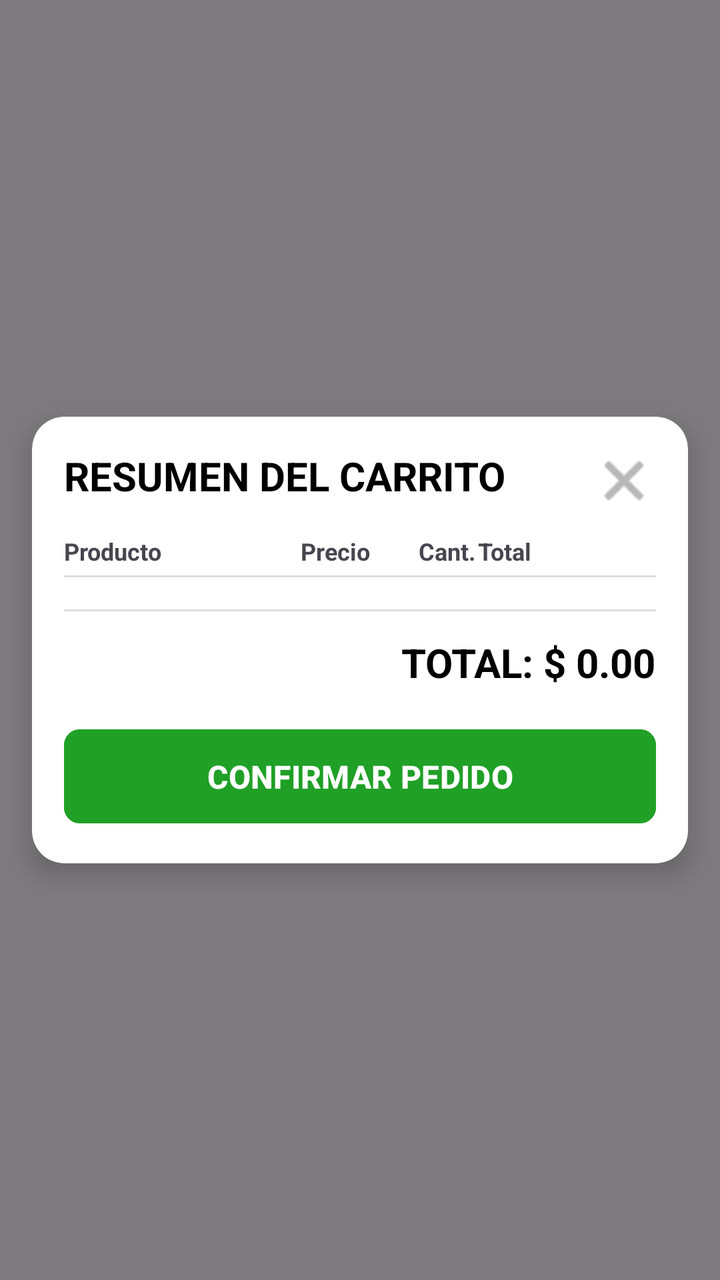
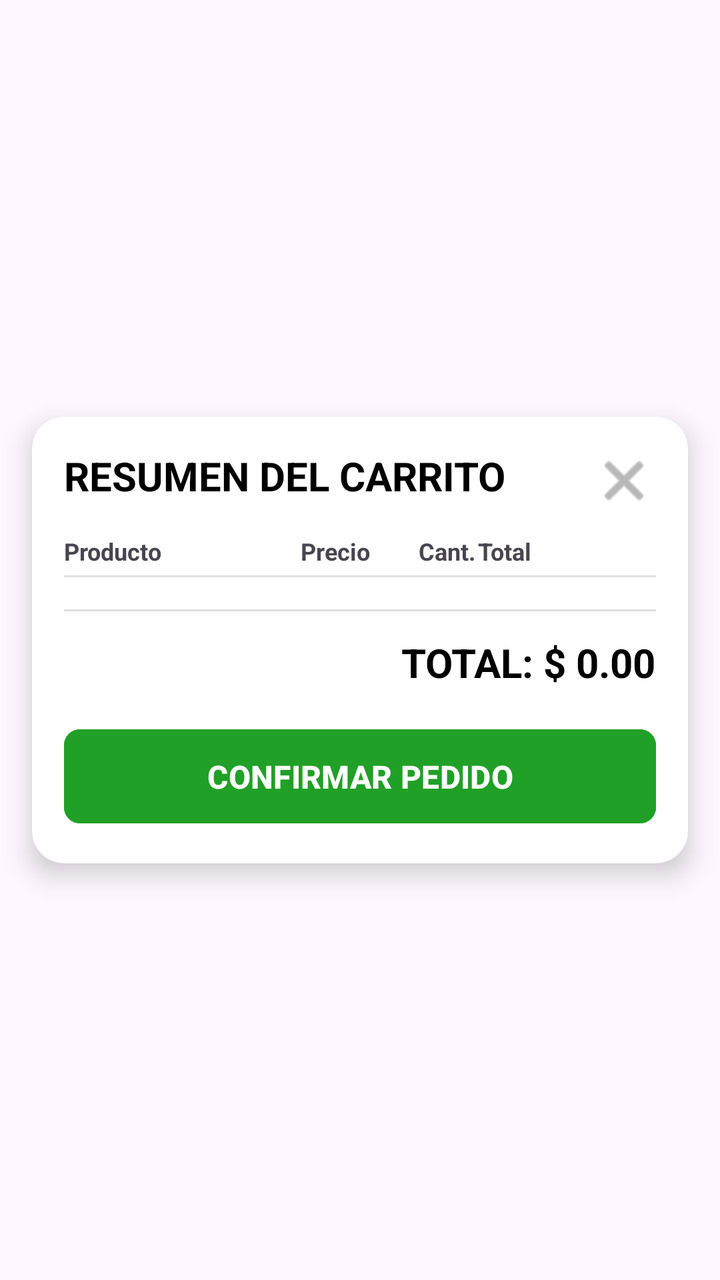

Screens rendered from an Android XML layout before and after an edit, with the pre-edit source and the edit as a unified diff.
<!-- AndroidManifest.xml: application theme Theme.LCSRInventory -->
<!-- res/layout/popup__carrito.xml -->
<?xml version="1.0" encoding="utf-8"?>
<androidx.constraintlayout.widget.ConstraintLayout
    xmlns:android="http://schemas.android.com/apk/res/android"
    xmlns:app="http://schemas.android.com/apk/res-auto"
    android:layout_width="match_parent"
    android:layout_height="match_parent"
    android:background="#80000000">

    <androidx.cardview.widget.CardView
        android:layout_width="match_parent"
        android:layout_height="wrap_content"
        android:layout_margin="16dp"
        app:cardBackgroundColor="@android:color/white"
        app:cardCornerRadius="16dp"
        app:cardElevation="8dp"
        app:layout_constraintBottom_toBottomOf="parent"
        app:layout_constraintEnd_toEndOf="parent"
        app:layout_constraintStart_toStartOf="parent"
        app:layout_constraintTop_toTopOf="parent">

        <androidx.constraintlayout.widget.ConstraintLayout
            android:layout_width="match_parent"
            android:layout_height="wrap_content"
            android:padding="16dp">

            <TextView
                android:id="@+id/popup_cart__title"
                android:layout_width="0dp"
                android:layout_height="wrap_content"
                android:text="RESUMEN DEL CARRITO"
                android:textAlignment="center"
                android:textColor="@color/black"
                android:textSize="20sp"
                android:textStyle="bold"
                app:layout_constraintEnd_toStartOf="@+id/popup_cart__btn_close"
                app:layout_constraintStart_toStartOf="parent"
                app:layout_constraintTop_toTopOf="parent" />

            <ImageButton
                android:id="@+id/popup_cart__btn_close"
                android:layout_width="32dp"
                android:layout_height="32dp"
                android:background="?attr/selectableItemBackgroundBorderless"
                android:src="@android:drawable/ic_menu_close_clear_cancel"
                app:layout_constraintEnd_toEndOf="parent"
                app:layout_constraintTop_toTopOf="parent"
                app:tint="#888888" />

            <LinearLayout
                android:id="@+id/popup_cart__headers"
                android:layout_width="match_parent"
                android:layout_height="wrap_content"
                android:layout_marginTop="16dp"
                android:orientation="horizontal"
                android:weightSum="10"
                app:layout_constraintTop_toBottomOf="@+id/popup_cart__title">

                <TextView
                    android:layout_width="0dp"
                    android:layout_height="wrap_content"
                    android:layout_weight="4"
                    android:text="Producto"
                    android:textSize="12sp"
                    android:textStyle="bold" />

                <TextView
                    android:layout_width="0dp"
                    android:layout_height="wrap_content"
                    android:layout_weight="2"
                    android:text="Precio"
                    android:textAlignment="center"
                    android:textSize="12sp"
                    android:textStyle="bold" />

                <TextView
                    android:layout_width="0dp"
                    android:layout_height="wrap_content"
                    android:layout_weight="1"
                    android:text="Cant."
                    android:textAlignment="center"
                    android:textSize="12sp"
                    android:textStyle="bold" />

                <TextView
                    android:layout_width="0dp"
                    android:layout_height="wrap_content"
                    android:layout_weight="3"
                    android:text="Total"
                    android:textAlignment="textEnd"
                    android:textSize="12sp"
                    android:textStyle="bold" />
            </LinearLayout>

            <View
                android:id="@+id/popup_cart__divider"
                android:layout_width="match_parent"
                android:layout_height="1dp"
                android:layout_marginTop="4dp"
                android:background="#E0E0E0"
                app:layout_constraintTop_toBottomOf="@+id/popup_cart__headers" />

            <androidx.recyclerview.widget.RecyclerView
                android:id="@+id/popup_cart__rv_items"
                android:layout_width="match_parent"
                android:layout_height="0dp"
                android:layout_marginTop="8dp"
                app:layout_constraintHeight_default="wrap"
                app:layout_constraintHeight_max="300dp"
                app:layout_constraintTop_toBottomOf="@+id/popup_cart__divider" />

            <View
                android:id="@+id/popup_cart__divider2"
                android:layout_width="match_parent"
                android:layout_height="1dp"
                android:layout_marginTop="8dp"
                android:background="#E0E0E0"
                app:layout_constraintTop_toBottomOf="@+id/popup_cart__rv_items" />

            <TextView
                android:id="@+id/popup_cart__txt_total"
                android:layout_width="wrap_content"
                android:layout_height="wrap_content"
                android:layout_marginTop="12dp"
                android:text="TOTAL: $ 0.00"
                android:textColor="@color/black"
                android:textSize="20sp"
                android:textStyle="bold"
                app:layout_constraintEnd_toEndOf="parent"
                app:layout_constraintTop_toBottomOf="@+id/popup_cart__divider2" />

            <com.google.android.material.button.MaterialButton
                android:id="@+id/popup_cart__btn_confirm"
                android:layout_width="match_parent"
                android:layout_height="55dp"
                android:layout_marginTop="16dp"
                android:backgroundTint="@color/green"
                android:text="CONFIRMAR PEDIDO"
                android:textColor="@android:color/white"
                android:textSize="16sp"
                android:textStyle="bold"
                app:cornerRadius="8dp"
                app:layout_constraintTop_toBottomOf="@+id/popup_cart__txt_total" />

        </androidx.constraintlayout.widget.ConstraintLayout>
    </androidx.cardview.widget.CardView>
</androidx.constraintlayout.widget.ConstraintLayout>
<!-- resources referenced by this layout -->
<resources>
  <color name="black">#FF000000</color>
  <color name="green">#20A026</color>
  <style name="Theme.LCSRInventory" parent="Base.Theme.LCSRInventory" />
  <style name="Base.Theme.LCSRInventory" parent="Theme.Material3.DayNight.NoActionBar">
          
          
      </style>
</resources>

<!-- the commit's change to res/layout/popup__carrito.xml (unified diff, before → after) -->
@@ -4,7 +4,7 @@
     xmlns:app="http://schemas.android.com/apk/res-auto"
     android:layout_width="match_parent"
     android:layout_height="match_parent"
-    android:background="#80000000">
+    android:background="@android:color/transparent">
 
     <androidx.cardview.widget.CardView
         android:layout_width="match_parent"
